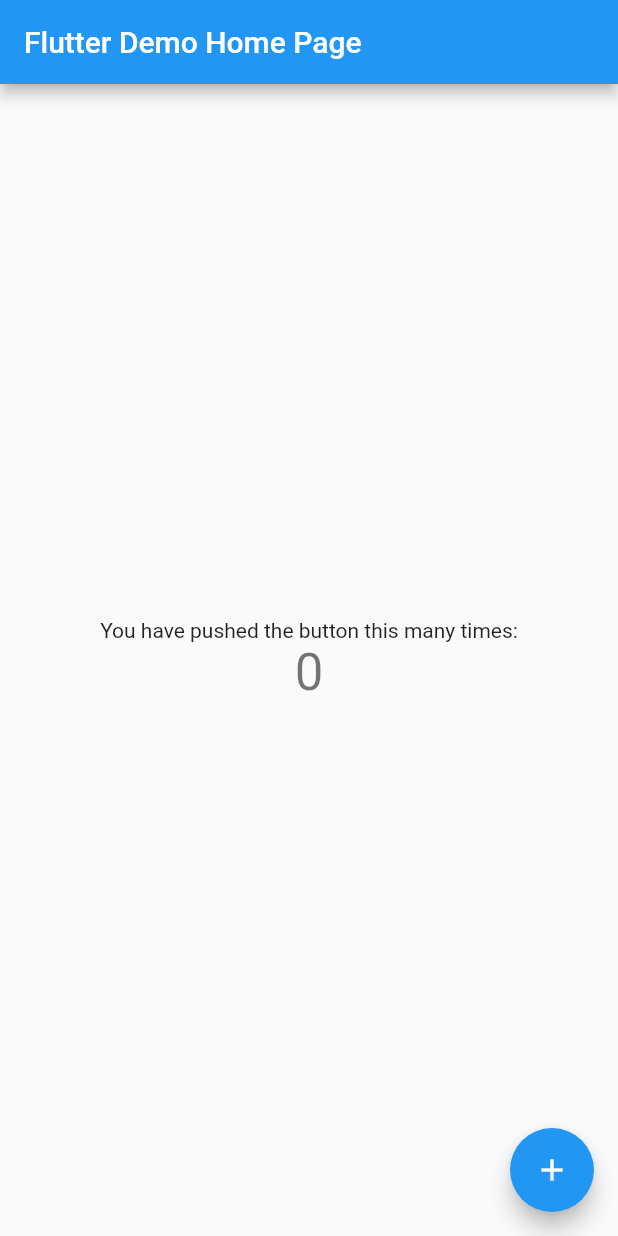
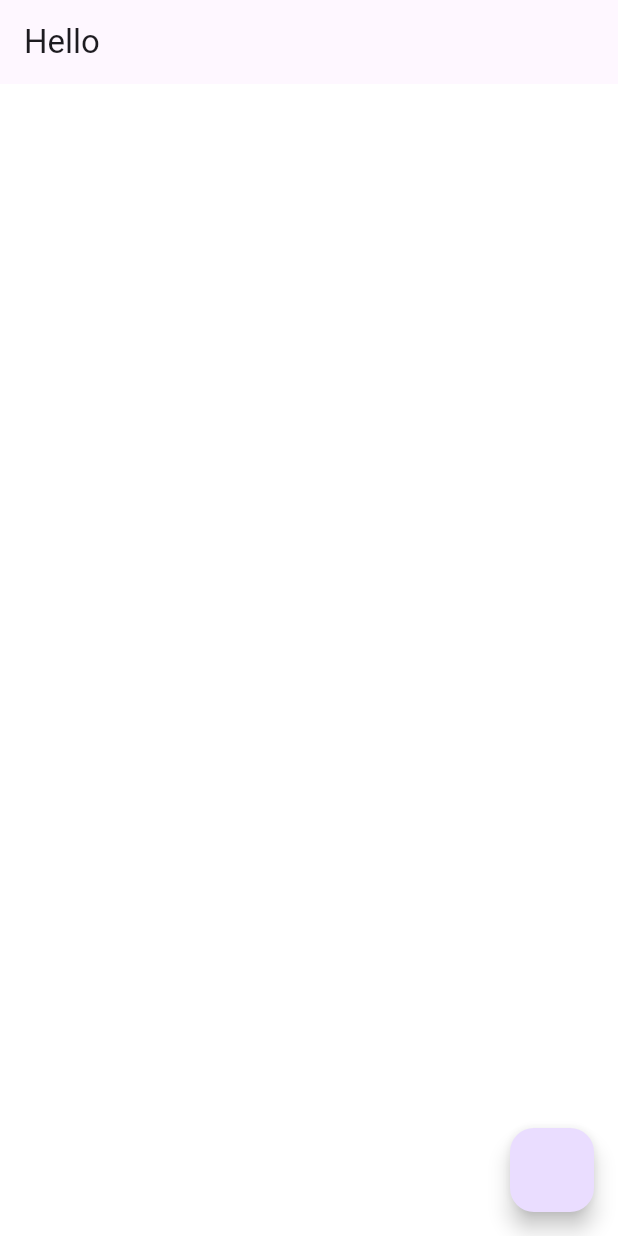
Before and after one commit to Ritik0110/getx_mvvm_prectice, a Flutter app: the screen it shows after launch, on a phone screen of 412 x 824 dp. Run offline on Flutter 3.47's test engine with Material 2 defaults, Android fonts, the phone set to English and light mode, and no system bars; our stand-ins replace fluttertoast, get.

Commit message:
created file architecture for project using GetX architecture

```diff
--- /dev/null
+++ b/lib/data/network/base_api_service.dart
@@ -0,0 +1,6 @@
+abstract class BaseApiServices{
+
+  Future<dynamic> getApi(String url);
+
+  Future<dynamic> postApi(String url,dynamic body);
+}
--- /dev/null
+++ b/lib/data/response/status.dart
@@ -0,0 +1 @@
+enum Status {LOADING,COMPLETED,ERROR}
--- a/lib/main.dart
+++ b/lib/main.dart
@@ -1,4 +1,7 @@
 import 'package:flutter/material.dart';
+import 'package:get/get.dart';
+import 'package:getx_mvvm/res/localizations/languages.dart';
+import 'res/routes/routes.dart';
 
 void main() {
   runApp(const MyApp());
@@ -10,106 +13,17 @@ class MyApp extends StatelessWidget {
   // This widget is the root of your application.
   @override
   Widget build(BuildContext context) {
-    return MaterialApp(
+    return GetMaterialApp(
       title: 'Flutter Demo',
+      translations: Languages(),
+      locale: const Locale("hn_IN"),
+      fallbackLocale: const Locale("hn_IN"),
+      debugShowCheckedModeBanner: false,
       theme: ThemeData(
-        // This is the theme of your application.
-        //
-        // Try running your application with "flutter run". You'll see the
-        // application has a blue toolbar. Then, without quitting the app, try
-        // changing the primarySwatch below to Colors.green and then invoke
-        // "hot reload" (press "r" in the console where you ran "flutter run",
-        // or simply save your changes to "hot reload" in a Flutter IDE).
-        // Notice that the counter didn't reset back to zero; the application
-        // is not restarted.
+        useMaterial3: true,
         primarySwatch: Colors.blue,
       ),
-      home: const MyHomePage(title: 'Flutter Demo Home Page'),
+      getPages: AppRoutes.appRoutes(),
     );
   }
 }
-
-class MyHomePage extends StatefulWidget {
-  const MyHomePage({super.key, required this.title});
-
-  // This widget is the home page of your application. It is stateful, meaning
-  // that it has a State object (defined below) that contains fields that affect
-  // how it looks.
-
-  // This class is the configuration for the state. It holds the values (in this
-  // case the title) provided by the parent (in this case the App widget) and
-  // used by the build method of the State. Fields in a Widget subclass are
-  // always marked "final".
-
-  final String title;
-
-  @override
-  State<MyHomePage> createState() => _MyHomePageState();
-}
-
-class _MyHomePageState extends State<MyHomePage> {
-  int _counter = 0;
-
-  void _incrementCounter() {
-    setState(() {
-      // This call to setState tells the Flutter framework that something has
-      // changed in this State, which causes it to rerun the build method below
-      // so that the display can reflect the updated values. If we changed
-      // _counter without calling setState(), then the build method would not be
-      // called again, and so nothing would appear to happen.
-      _counter++;
-    });
-  }
-
-  @override
-  Widget build(BuildContext context) {
-    // This method is rerun every time setState is called, for instance as done
-    // by the _incrementCounter method above.
-    //
-    // The Flutter framework has been optimized to make rerunning build methods
-    // fast, so that you can just rebuild anything that needs updating rather
-    // than having to individually change instances of widgets.
-    return Scaffold(
-      appBar: AppBar(
-        // Here we take the value from the MyHomePage object that was created by
-        // the App.build method, and use it to set our appbar title.
-        title: Text(widget.title),
-      ),
-      body: Center(
-        // Center is a layout widget. It takes a single child and positions it
-        // in the middle of the parent.
-        child: Column(
-          // Column is also a layout widget. It takes a list of children and
-          // arranges them vertically. By default, it sizes itself to fit its
-          // children horizontally, and tries to be as tall as its parent.
-          //
-          // Invoke "debug painting" (press "p" in the console, choose the
-          // "Toggle Debug Paint" action from the Flutter Inspector in Android
-          // Studio, or the "Toggle Debug Paint" command in Visual Studio Code)
-          // to see the wireframe for each widget.
-          //
-          // Column has various properties to control how it sizes itself and
-          // how it positions its children. Here we use mainAxisAlignment to
-          // center the children vertically; the main axis here is the vertical
-          // axis because Columns are vertical (the cross axis would be
-          // horizontal).
-          mainAxisAlignment: MainAxisAlignment.center,
-          children: <Widget>[
-            const Text(
-              'You have pushed the button this many times:',
-            ),
-            Text(
-              '$_counter',
-              style: Theme.of(context).textTheme.headlineMedium,
-            ),
-          ],
-        ),
-      ),
-      floatingActionButton: FloatingActionButton(
-        onPressed: _incrementCounter,
-        tooltip: 'Increment',
-        child: const Icon(Icons.add),
-      ), // This trailing comma makes auto-formatting nicer for build methods.
-    );
-  }
-}
--- /dev/null
+++ b/lib/res/Colors/app_colors.dart
@@ -0,0 +1,5 @@
+import 'package:flutter/material.dart';
+
+class AppColors{
+  static const Color toastback = Colors.black;
+}
--- /dev/null
+++ b/lib/res/assets/icons_assets.dart
@@ -0,0 +1,3 @@
+class IconAssetsPath{
+  static const String appbarLeading = "assets/icons/icon.svg";
+}
--- /dev/null
+++ b/lib/res/assets/image_assets.dart
@@ -0,0 +1,3 @@
+class ImageAssetsPath{
+  static const String splashImage = "assets/images/abc.png";
+}
--- /dev/null
+++ b/lib/res/localizations/languages.dart
@@ -0,0 +1,17 @@
+import 'package:get/get_navigation/src/root/internacionalization.dart';
+
+class Languages extends Translations{
+  @override
+
+  Map<String, Map<String, String>> get keys => {
+    "en_US" :{
+      "Hello":"Hello",
+      "How are you?":"How are you?"
+    },
+    "hn_IN":{
+      "Hello":"नमस्ते",
+      "How are you?":"क्या हाल है?"
+    }
+  };
+
+}
--- /dev/null
+++ b/lib/res/routes/routes.dart
@@ -0,0 +1,17 @@
+import 'package:get/get.dart';
+import 'routes_name.dart';
+import '../../view/splash_screen.dart';
+
+class AppRoutes {
+  static appRoutes() => [
+        GetPage(
+            name: RoutesName.splashScreen,
+            page: () => const SplashScreen(),
+            transitionDuration: const Duration(seconds: 2  ),
+            transition: Transition.zoom),
+        GetPage(
+            name: RoutesName.loginScreen,
+            page: () => const SplashScreen(),
+            transition: Transition.zoom),
+      ];
+}
--- /dev/null
+++ b/lib/res/routes/routes_name.dart
@@ -0,0 +1,6 @@
+class RoutesName{
+  // static const String home = '/';  declare all routes pages like this
+
+  static const String splashScreen = '/' ;
+  static const String loginScreen = '/loginScreen' ;
+}
--- a/lib/view/splash_screen.dart
+++ b/lib/view/splash_screen.dart
@@ -0,0 +1,25 @@
+import 'package:flutter/material.dart';
+import 'package:get/get.dart';
+import 'package:getx_mvvm/utils/utils.dart';
+
+class SplashScreen extends StatefulWidget {
+  const SplashScreen({Key? key}) : super(key: key);
+
+  @override
+  State<SplashScreen> createState() => _SplashScreenState();
+}
+
+class _SplashScreenState extends State<SplashScreen> {
+  @override
+  Widget build(BuildContext context) {
+    return Scaffold(
+      appBar: AppBar(
+        title: Text("Hello".tr),
+      ),
+      backgroundColor: Colors.white,
+      floatingActionButton: FloatingActionButton(onPressed: (){
+        Utils.toastMessage("${"Hello".tr}\n${"How are you?".tr}");
+      }),
+    );
+  }
+}
```
Also changed, not shown: lib/data/app_exceptions.dart (added, +34 -0 lines), lib/data/network/network_api_services.dart (added, +56 -0 lines), lib/data/response/api_response.dart (added, +19 -0 lines), lib/utils/utils.dart (added, +21 -0 lines), 1 other file.
